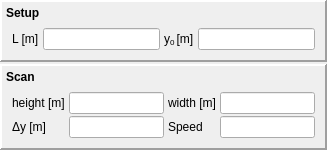
Above: QPolargraph/Polargraph_UI.ui from davidgrier/qacam before the change. Below: the same form after it.
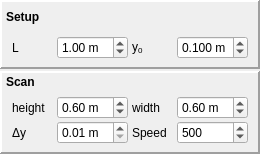
That is the form after the change.

Commit message: Replace QLineEdit with QDoubleSpinBox

```diff
--- a/QPolargraph/Polargraph_UI.ui
+++ b/QPolargraph/Polargraph_UI.ui
@@ -6,8 +6,8 @@
    <rect>
     <x>0</x>
     <y>0</y>
-    <width>327</width>
-    <height>145</height>
+    <width>260</width>
+    <height>154</height>
    </rect>
   </property>
   <property name="windowTitle">
@@ -36,11 +36,20 @@
      </property>
      <layout class="QVBoxLayout" name="verticalLayout">
       <property name="spacing">
+       <number>1</number>
+      </property>
+      <property name="leftMargin">
+       <number>4</number>
+      </property>
+      <property name="topMargin">
        <number>2</number>
       </property>
-      <property name="margin">
+      <property name="rightMargin">
        <number>4</number>
       </property>
+      <property name="bottomMargin">
+       <number>2</number>
+      </property>
       <item>
        <widget class="QLabel" name="labelSetup">
         <property name="font">
@@ -66,28 +75,55 @@
          <item>
           <widget class="QLabel" name="labelL">
            <property name="text">
-            <string>L [m]</string>
+            <string>L</string>
            </property>
           </widget>
          </item>
          <item>
-          <widget class="QLineEdit" name="L">
-           <property name="statusTip">
-            <string>Polargraph: Separation between stepper motors</string>
+          <widget class="QDoubleSpinBox" name="L">
+           <property name="suffix">
+            <string> m</string>
+           </property>
+           <property name="minimum">
+            <double>0.100000000000000</double>
+           </property>
+           <property name="maximum">
+            <double>10.000000000000000</double>
+           </property>
+           <property name="singleStep">
+            <double>0.010000000000000</double>
+           </property>
+           <property name="value">
+            <double>1.000000000000000</double>
            </property>
           </widget>
          </item>
          <item>
           <widget class="QLabel" name="labely0">
            <property name="text">
-            <string>y&lt;sub&gt;0 &lt;/sub&gt;[m]</string>
+            <string>&lt;html&gt;&lt;head/&gt;&lt;body&gt;&lt;p&gt;y&lt;span style=&quot; vertical-align:sub;&quot;&gt;0&lt;/span&gt;&lt;/p&gt;&lt;/body&gt;&lt;/html&gt;</string>
            </property>
           </widget>
          </item>
          <item>
-          <widget class="QLineEdit" name="y0">
-           <property name="statusTip">
-            <string>Polargraph: Initial vertical displacement</string>
+          <widget class="QDoubleSpinBox" name="y0">
+           <property name="suffix">
+            <string> m</string>
+           </property>
+           <property name="decimals">
+            <number>3</number>
+           </property>
+           <property name="minimum">
+            <double>0.010000000000000</double>
+           </property>
+           <property name="maximum">
+            <double>1.000000000000000</double>
+           </property>
+           <property name="singleStep">
+            <double>0.010000000000000</double>
+           </property>
+           <property name="value">
+            <double>0.100000000000000</double>
            </property>
           </widget>
          </item>
@@ -113,11 +149,20 @@
      </property>
      <layout class="QVBoxLayout" name="verticalLayout_2">
       <property name="spacing">
+       <number>1</number>
+      </property>
+      <property name="leftMargin">
+       <number>4</number>
+      </property>
+      <property name="topMargin">
        <number>2</number>
       </property>
-      <property name="margin">
+      <property name="rightMargin">
        <number>4</number>
       </property>
+      <property name="bottomMargin">
+       <number>2</number>
+      </property>
       <item>
        <widget class="QLabel" name="labelScan">
         <property name="font">
@@ -146,42 +191,21 @@
          <item row="0" column="0">
           <widget class="QLabel" name="labelHeight">
            <property name="text">
-            <string>height [m]</string>
-           </property>
-          </widget>
-         </item>
-         <item row="0" column="1">
-          <widget class="QLineEdit" name="height">
-           <property name="statusTip">
-            <string>Polargraph: height of scan area</string>
+            <string>height</string>
            </property>
           </widget>
          </item>
          <item row="0" column="2">
           <widget class="QLabel" name="labelWidth">
            <property name="text">
-            <string>width [m]</string>
-           </property>
-          </widget>
-         </item>
-         <item row="0" column="3">
-          <widget class="QLineEdit" name="width">
-           <property name="statusTip">
-            <string>Polargraph: Width of scan area</string>
+            <string>width</string>
            </property>
           </widget>
          </item>
          <item row="1" column="0">
           <widget class="QLabel" name="labelStep">
            <property name="text">
-            <string>Δy [m]</string>
-           </property>
-          </widget>
-         </item>
-         <item row="1" column="1">
-          <widget class="QLineEdit" name="step">
-           <property name="statusTip">
-            <string>Polargraph: vertical separation between scans</string>
+            <string>Δy</string>
            </property>
           </widget>
          </item>
@@ -192,10 +216,76 @@
            </property>
           </widget>
          </item>
+         <item row="0" column="1">
+          <widget class="QDoubleSpinBox" name="height">
+           <property name="suffix">
+            <string> m</string>
+           </property>
+           <property name="minimum">
+            <double>0.050000000000000</double>
+           </property>
+           <property name="maximum">
+            <double>10.000000000000000</double>
+           </property>
+           <property name="singleStep">
+            <double>0.010000000000000</double>
+           </property>
+           <property name="value">
+            <double>0.600000000000000</double>
+           </property>
+          </widget>
+         </item>
+         <item row="0" column="3">
+          <widget class="QDoubleSpinBox" name="width">
+           <property name="suffix">
+            <string> m</string>
+           </property>
+           <property name="minimum">
+            <double>0.050000000000000</double>
+           </property>
+           <property name="maximum">
+            <double>10.000000000000000</double>
+           </property>
+           <property name="singleStep">
+            <double>0.010000000000000</double>
+           </property>
+           <property name="value">
+            <double>0.600000000000000</double>
+           </property>
+          </widget>
+         </item>
+         <item row="1" column="1">
+          <widget class="QDoubleSpinBox" name="step">
+           <property name="suffix">
+            <string> m</string>
+           </property>
+           <property name="minimum">
+            <double>0.010000000000000</double>
+           </property>
+           <property name="maximum">
+            <double>0.500000000000000</double>
+           </property>
+           <property name="singleStep">
+            <double>0.010000000000000</double>
+           </property>
+          </widget>
+         </item>
          <item row="1" column="3">
-          <widget class="QLineEdit" name="speed">
-           <property name="statusTip">
-            <string>Polargraph: speed of stepper motors</string>
+          <widget class="QDoubleSpinBox" name="speed">
+           <property name="decimals">
+            <number>0</number>
+           </property>
+           <property name="minimum">
+            <double>100.000000000000000</double>
+           </property>
+           <property name="maximum">
+            <double>1000.000000000000000</double>
+           </property>
+           <property name="singleStep">
+            <double>10.000000000000000</double>
+           </property>
+           <property name="value">
+            <double>500.000000000000000</double>
            </property>
           </widget>
          </item>
```
The commit also changes 10 other files.
